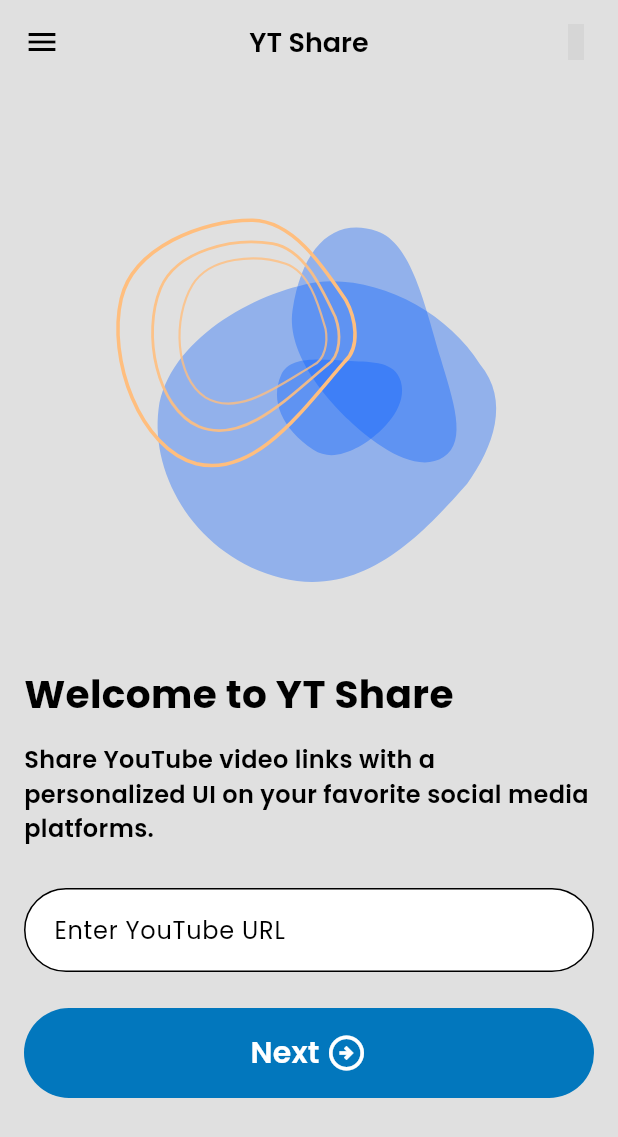
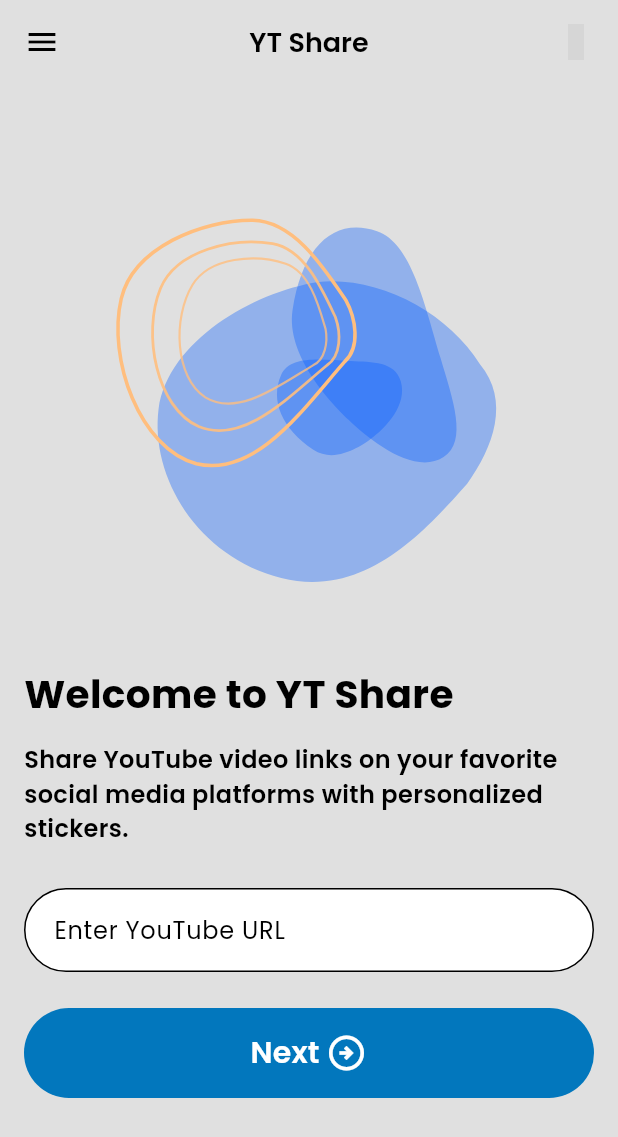
Before and after one commit to nabinoy/ytshare, a Flutter app: the screen it shows after launch, on a phone screen of 412 x 824 dp. Shown: the top 1137 px of the screen. Run offline on Flutter 3.47's test engine with Material 3 defaults, Android fonts, the phone set to English and light mode, and no system bars; our stand-ins replace animated_splash_screen, cached_network_image, expandable_text, flutter_animate, lottie, material_design_icons_flutter and 5 more; missing offline and left inert: flutter_snackbar_content, widgets_to_image; grey boxes are pictures that could not be loaded.

Commit message:
final push

```diff
--- a/lib/screens/homepage.dart
+++ b/lib/screens/homepage.dart
@@ -159,7 +159,7 @@ class _HomeState extends State<Home> {
                     height: 14,
                   ),
                   const Text(
-                    "Share YouTube video links with a personalized UI on your favorite social media platforms.",
+                    "Share YouTube video links on your favorite social media platforms with personalized stickers.",
                     style: TextStyle(fontSize: 16, fontWeight: FontWeight.w600),
                   )
                 ],
```
